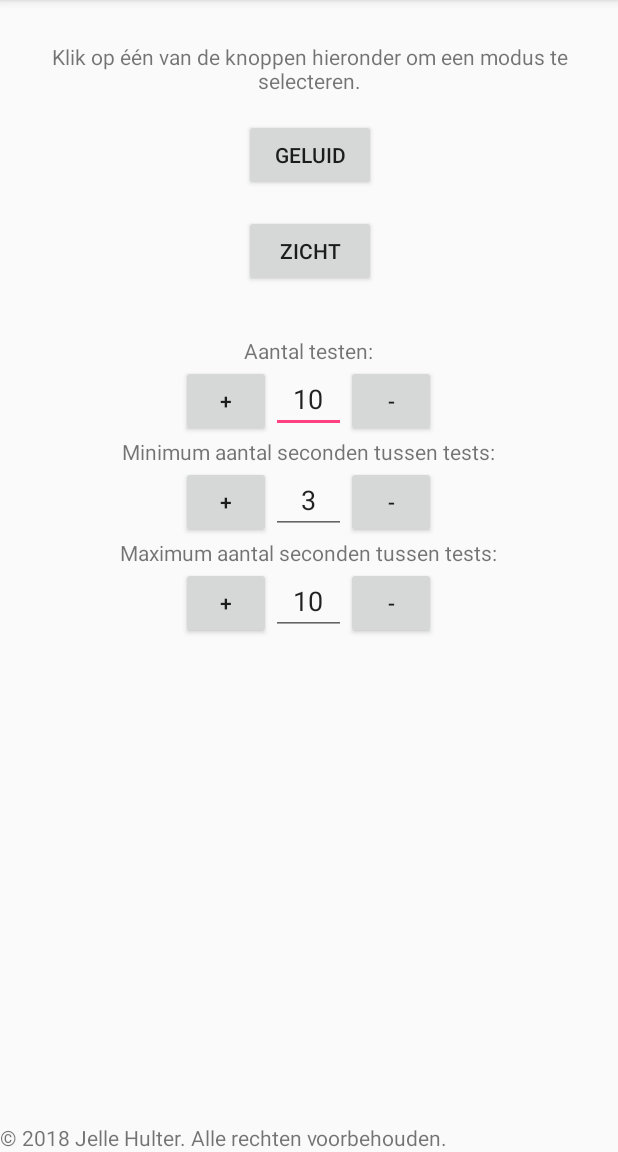
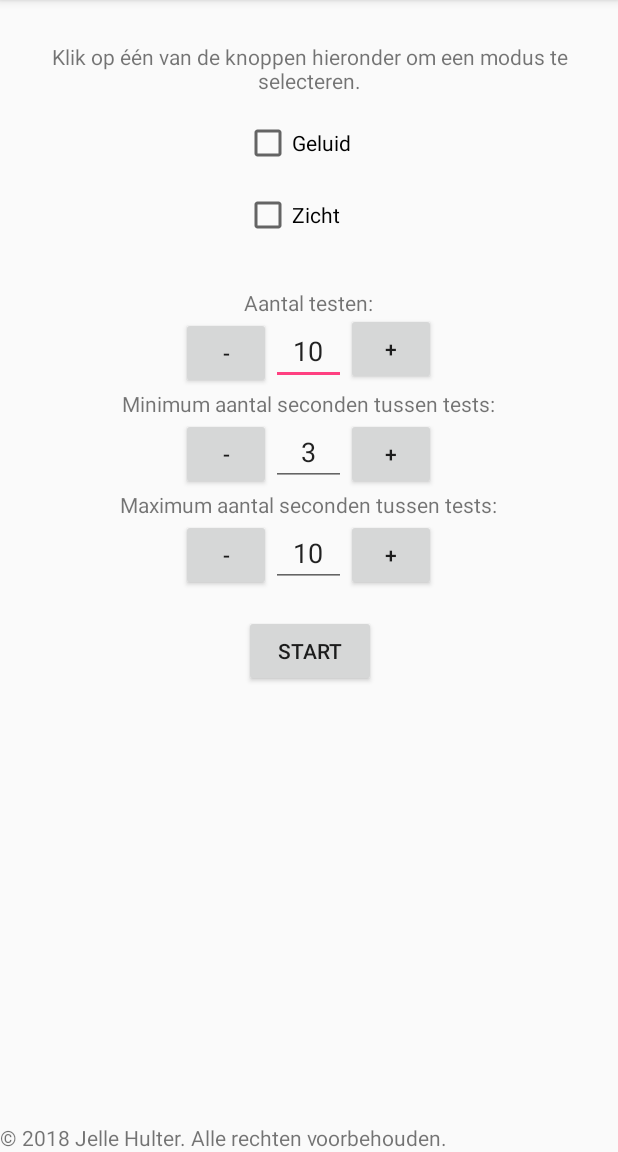
Before and after one commit to MrGussio/RespondTest, an Android app: the screen it shows after launch (MainActivity), on a phone screen of 412 x 824 dp, the part 84-1236 px from its top. Run offline under Robolectric (Android 15) with nearby library versions, the phone set to English and light mode, and no system bars.

Commit message:
Combined sound and sight activities into one.

```diff
--- a/app/src/main/AndroidManifest.xml
+++ b/app/src/main/AndroidManifest.xml
@@ -16,8 +16,7 @@
                 <category android:name="android.intent.category.LAUNCHER" />
             </intent-filter>
         </activity>
-        <activity android:name=".SightActivity" />
-        <activity android:name=".SoundActivity"></activity>
+        <activity android:name=".TestActivity"></activity>
     </application>
 
 </manifest>
--- a/app/src/main/res/layout/activity_main.xml
+++ b/app/src/main/res/layout/activity_main.xml
@@ -22,9 +22,9 @@
         app:layout_constraintRight_toRightOf="parent"
         app:layout_constraintTop_toTopOf="parent" />
 
-    <Button
+    <CheckBox
         android:id="@+id/soundButton"
-        android:layout_width="wrap_content"
+        android:layout_width="80dp"
         android:layout_height="wrap_content"
         android:layout_alignLeft="@+id/amountTitle"
         android:layout_alignStart="@+id/amountTitle"
@@ -32,12 +32,12 @@
         android:layout_marginTop="16dp"
         android:text="@string/soundButton" />
 
-    <Button
+    <CheckBox
         android:id="@+id/sightButton"
-        android:layout_width="wrap_content"
+        android:layout_width="80dp"
         android:layout_height="wrap_content"
-        android:layout_alignEnd="@+id/soundButton"
-        android:layout_alignRight="@+id/soundButton"
+        android:layout_alignLeft="@+id/soundButton"
+        android:layout_alignStart="@+id/soundButton"
         android:layout_below="@+id/soundButton"
         android:layout_marginTop="16dp"
         android:text="@string/sightButton" />
@@ -58,9 +58,10 @@
         android:id="@+id/minCount"
         android:layout_width="50dp"
         android:layout_height="wrap_content"
-        android:layout_alignTop="@+id/minDecreaseButton"
-        android:layout_toLeftOf="@+id/testCountDecreaseButton"
-        android:layout_toStartOf="@+id/testCountDecreaseButton"
+        android:layout_alignBaseline="@+id/minDecreaseButton"
+        android:layout_alignBottom="@+id/minDecreaseButton"
+        android:layout_toEndOf="@+id/testCountDecreaseButton"
+        android:layout_toRightOf="@+id/testCountDecreaseButton"
         android:ems="10"
         android:gravity="center|clip_horizontal"
         android:inputType="numberSigned"
@@ -71,8 +72,8 @@
         android:layout_width="50dp"
         android:layout_height="wrap_content"
         android:layout_below="@+id/maxTitle"
-        android:layout_toEndOf="@+id/minIncreaseButton"
-        android:layout_toRightOf="@+id/minIncreaseButton"
+        android:layout_toEndOf="@+id/minDecreaseButton"
+        android:layout_toRightOf="@+id/minDecreaseButton"
         android:ems="10"
         android:gravity="center|clip_horizontal"
         android:inputType="numberSigned"
@@ -82,9 +83,9 @@
         android:id="@+id/testCountIncreaseButton"
         android:layout_width="60dp"
         android:layout_height="wrap_content"
-        android:layout_alignTop="@+id/testCount"
-        android:layout_toLeftOf="@+id/testCount"
-        android:layout_toStartOf="@+id/testCount"
+        android:layout_alignBottom="@+id/testCount"
+        android:layout_toEndOf="@+id/testCount"
+        android:layout_toRightOf="@+id/testCount"
         android:text="@string/plus" />
 
     <Button
@@ -92,18 +93,17 @@
         android:layout_width="60dp"
         android:layout_height="wrap_content"
         android:layout_alignTop="@+id/minCount"
-        android:layout_toLeftOf="@+id/minCount"
-        android:layout_toStartOf="@+id/minCount"
+        android:layout_toEndOf="@+id/minCount"
+        android:layout_toRightOf="@+id/minCount"
         android:text="@string/plus" />
 
     <Button
         android:id="@+id/maxIncreaseButton"
         android:layout_width="60dp"
         android:layout_height="wrap_content"
-        android:layout_alignBaseline="@+id/maxCount"
-        android:layout_alignBottom="@+id/maxCount"
-        android:layout_toLeftOf="@+id/maxCount"
-        android:layout_toStartOf="@+id/maxCount"
+        android:layout_below="@+id/maxTitle"
+        android:layout_toEndOf="@+id/maxCount"
+        android:layout_toRightOf="@+id/maxCount"
         android:text="@string/plus" />
 
     <Button
@@ -112,8 +112,8 @@
         android:layout_height="wrap_content"
         android:layout_alignBaseline="@+id/testCount"
         android:layout_alignBottom="@+id/testCount"
-        android:layout_toEndOf="@+id/testCount"
-        android:layout_toRightOf="@+id/testCount"
+        android:layout_toLeftOf="@+id/testCount"
+        android:layout_toStartOf="@+id/testCount"
         android:text="@string/minus" />
 
     <Button
@@ -121,18 +121,17 @@
         android:layout_width="60dp"
         android:layout_height="wrap_content"
         android:layout_below="@+id/minTitle"
-        android:layout_toEndOf="@+id/minCount"
-        android:layout_toRightOf="@+id/minCount"
+        android:layout_toLeftOf="@+id/minCount"
+        android:layout_toStartOf="@+id/minCount"
         android:text="@string/minus" />
 
     <Button
         android:id="@+id/maxDecreaseButton"
         android:layout_width="60dp"
         android:layout_height="wrap_content"
-        android:layout_alignBaseline="@+id/maxCount"
-        android:layout_alignBottom="@+id/maxCount"
-        android:layout_toEndOf="@+id/maxCount"
-        android:layout_toRightOf="@+id/maxCount"
+        android:layout_below="@+id/maxTitle"
+        android:layout_toLeftOf="@+id/maxCount"
+        android:layout_toStartOf="@+id/maxCount"
         android:text="@string/minus" />
 
     <TextView
@@ -168,4 +167,14 @@
         android:layout_centerHorizontal="true"
         android:text="@string/maxTitle" />
 
+    <Button
+        android:id="@+id/startButton"
+        android:layout_width="wrap_content"
+        android:layout_height="wrap_content"
+        android:layout_alignLeft="@+id/amountTitle"
+        android:layout_alignStart="@+id/amountTitle"
+        android:layout_below="@+id/maxIncreaseButton"
+        android:layout_marginTop="16dp"
+        android:text="@string/start" />
+
 </RelativeLayout>
--- a/app/src/main/res/layout/activity_sight.xml
+++ b/app/src/main/res/layout/activity_test.xml
@@ -8,6 +8,6 @@
     android:background="@android:color/darker_gray"
     android:clickable="true"
     android:contextClickable="true"
-    tools:context="gussio.nl.respondtest.SightActivity">
+    tools:context="gussio.nl.respondtest.TestActivity">
 
 </RelativeLayout>
--- a/app/src/main/res/values/strings.xml
+++ b/app/src/main/res/values/strings.xml
@@ -15,4 +15,6 @@
     <string name="minTitle">Minimum aantal seconden tussen tests:</string>
     <string name="maxTitle">Maximum aantal seconden tussen tests:</string>
     <string name="minGreaterThanMaxMessage">Vul een minimaal getal in dat kleiner is dan je maximale getal.</string>
+    <string name="start">Start</string>
+    <string name="noModeSelectedMessage">Je moet minimaal één testmodus selecteren.</string>
 </resources>
```
Also changed, not shown: app/src/main/java/gussio/nl/respondtest/MainActivity.java (+10 -34 lines), app/src/main/java/gussio/nl/respondtest/SoundActivity.java (deleted, +0 -135 lines), app/src/main/java/gussio/nl/respondtest/TestActivity.java (renamed from app/src/main/java/gussio/nl/respondtest/SightActivity.java, +26 -3 lines), app/src/main/res/layout/activity_sound.xml (deleted, +0 -13 lines).
